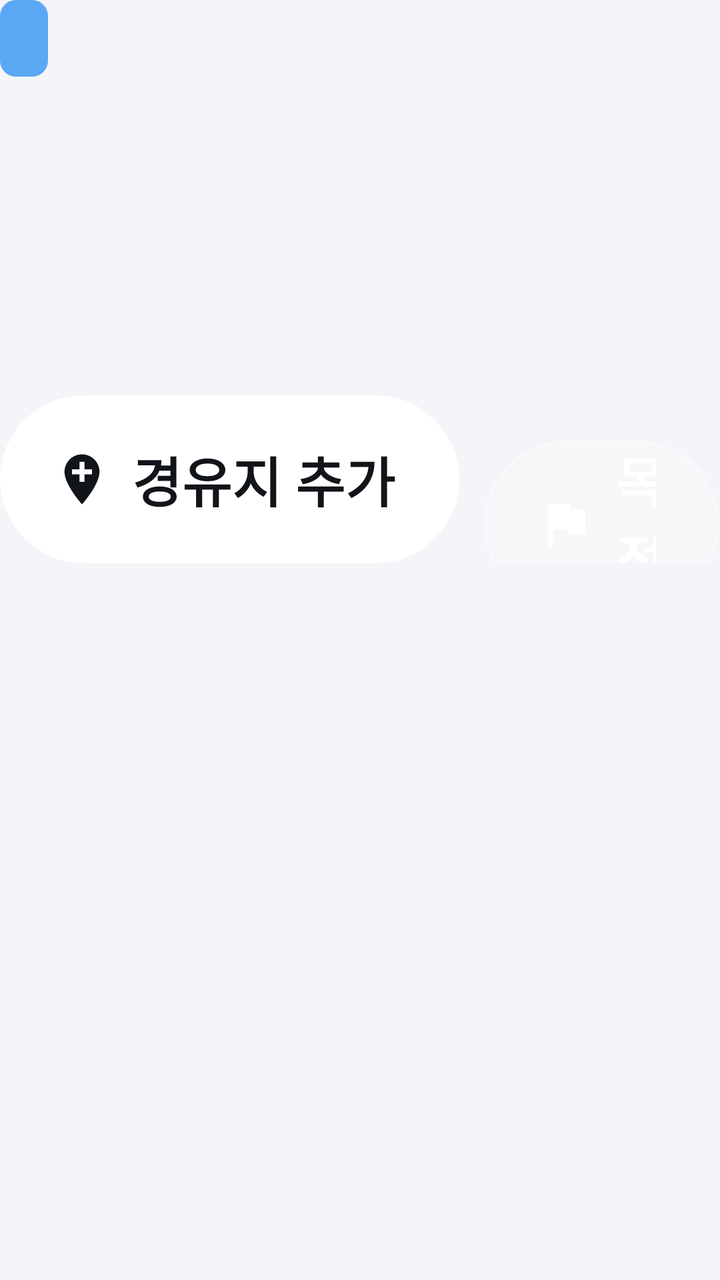
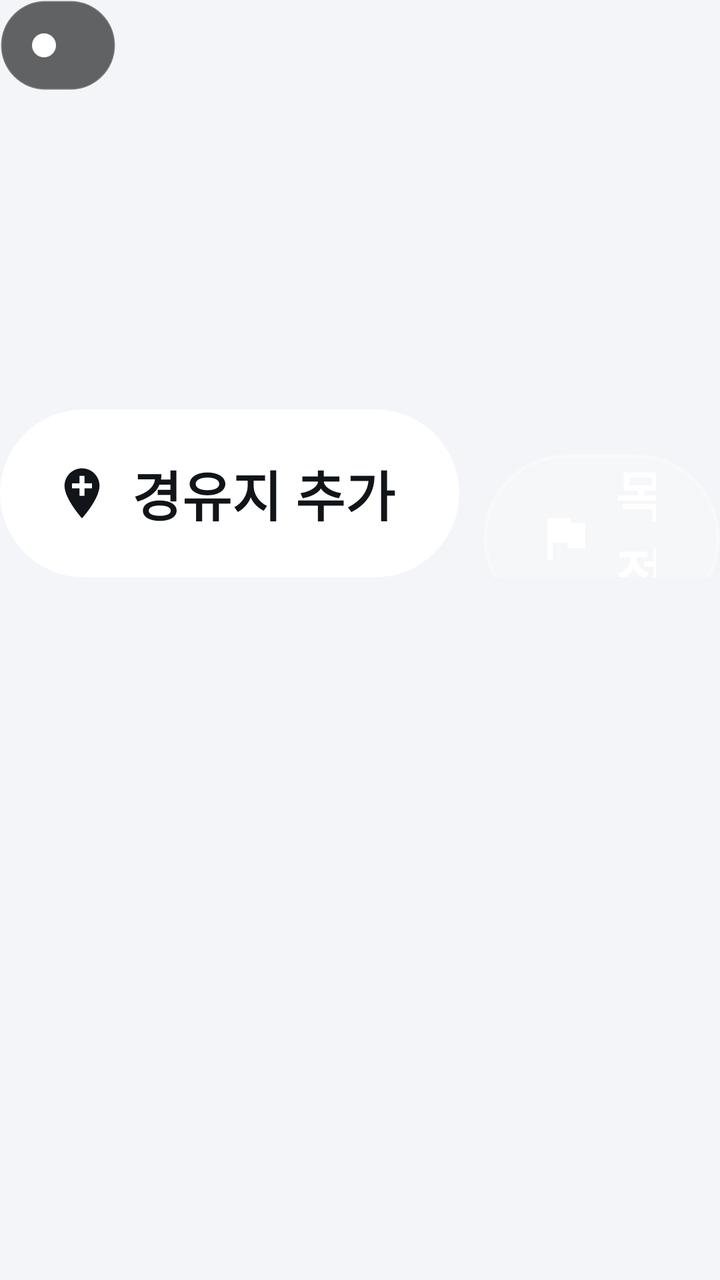

Two renders of the same Android screen: before a commit and after it. Below are the layout's source before the change and the commit's diff.
<!-- AndroidManifest.xml: application theme AppTheme -->
<!-- res/layout/detail_header.xml -->
<?xml version="1.0" encoding="utf-8"?>
<LinearLayout xmlns:android="http://schemas.android.com/apk/res/android"
    android:layout_width="match_parent"
    android:layout_height="wrap_content"
    android:orientation="vertical">

    <TextView
        android:id="@+id/badge"
        android:layout_width="wrap_content"
        android:layout_height="wrap_content"
        android:background="@drawable/badge_bg"
        android:paddingHorizontal="12dp"
        android:paddingVertical="5dp"
        android:textColor="#0B1220"
        android:textSize="21sp"
        android:textStyle="bold" />

    <TextView
        android:id="@+id/title"
        android:layout_width="match_parent"
        android:layout_height="wrap_content"
        android:layout_marginTop="12dp"
        android:ellipsize="end"
        android:maxLines="2"
        android:shadowColor="#99000000"
        android:shadowRadius="10"
        android:textColor="#FFFFFF"
        android:textSize="52sp"
        android:textStyle="bold" />

    <LinearLayout
        android:layout_width="match_parent"
        android:layout_height="wrap_content"
        android:layout_marginTop="4dp"
        android:gravity="center_vertical"
        android:orientation="horizontal">

        <ImageView
            android:id="@+id/direction"
            android:layout_width="30dp"
            android:layout_height="30dp"
            android:layout_marginEnd="8dp"
            android:importantForAccessibility="no"
            android:src="@drawable/ic_direction"
            android:visibility="gone" />

        <TextView
            android:id="@+id/subtitle"
            android:layout_width="0dp"
            android:layout_height="wrap_content"
            android:layout_weight="1"
            android:ellipsize="end"
            android:maxLines="1"
            android:shadowColor="#99000000"
            android:shadowRadius="8"
            android:textColor="#E6FFFFFF"
            android:textSize="27sp" />
    </LinearLayout>

    <HorizontalScrollView
        android:id="@+id/chipScroll"
        android:layout_width="match_parent"
        android:layout_height="wrap_content"
        android:layout_marginTop="18dp"
        android:scrollbars="none">

        <LinearLayout
            android:id="@+id/chipContainer"
            android:layout_width="wrap_content"
            android:layout_height="wrap_content"
            android:orientation="horizontal" />
    </HorizontalScrollView>

    <LinearLayout
        android:layout_width="match_parent"
        android:layout_height="wrap_content"
        android:layout_marginTop="20dp"
        android:orientation="horizontal">

        <Button
            android:id="@+id/btnWaypoint"
            style="@style/PillButton.OnPhoto"
            android:layout_width="wrap_content"
            android:drawableStart="@drawable/ic_add_location"
            android:text="경유지 추가" />

        <Button
            android:id="@+id/btnDestination"
            style="@style/PillButton.OnPhotoGlass"
            android:layout_width="wrap_content"
            android:layout_marginStart="12dp"
            android:drawableStart="@drawable/ic_flag"
            android:text="목적지로" />

        <Button
            android:id="@+id/btnCall"
            style="@style/PillButton.OnPhotoGlass"
            android:layout_width="wrap_content"
            android:layout_marginStart="12dp"
            android:drawableStart="@drawable/ic_call"
            android:text="전화" />
    </LinearLayout>

    <include layout="@layout/detail_thumbs" />
</LinearLayout>
<!-- res/layout/detail_thumbs.xml (included above) -->
<?xml version="1.0" encoding="utf-8"?>
<HorizontalScrollView xmlns:android="http://schemas.android.com/apk/res/android"
    android:id="@+id/thumbScroll"
    android:layout_width="match_parent"
    android:layout_height="wrap_content"
    android:layout_marginTop="20dp"
    android:scrollbars="none"
    android:visibility="gone">

    <LinearLayout
        android:id="@+id/thumbContainer"
        android:layout_width="wrap_content"
        android:layout_height="wrap_content"
        android:orientation="horizontal" />
</HorizontalScrollView>
<!-- resources referenced by this layout -->
<resources>
  <!-- drawable badge_bg (drawable) -->
  <?xml version="1.0" encoding="utf-8"?>
  <shape xmlns:android="http://schemas.android.com/apk/res/android">
      <solid android:color="#5BA8F5" />
      <corners android:radius="8dp" />
  </shape>
  <!-- drawable ic_add_location (drawable) -->
  <?xml version="1.0" encoding="utf-8"?>
  <vector xmlns:android="http://schemas.android.com/apk/res/android"
      android:width="30dp"
      android:height="30dp"
      android:viewportWidth="24"
      android:viewportHeight="24">
      <path
          android:fillColor="@color/on_btn_primary"
          android:pathData="M12,2C8.14,2 5,5.14 5,9c0,5.25 7,13 7,13s7,-7.75 7,-13c0,-3.86 -3.14,-7 -7,-7zM16,10h-3v3h-2v-3H8V8h3V5h2v3h3v2z" />
  </vector>
  <!-- drawable ic_direction (drawable) -->
  <?xml version="1.0" encoding="utf-8"?>
  <vector xmlns:android="http://schemas.android.com/apk/res/android"
      android:width="24dp"
      android:height="24dp"
      android:viewportWidth="24"
      android:viewportHeight="24">
      <path
          android:fillColor="#FFFFFFFF"
          android:pathData="M12,2L4.5,20.29l0.71,0.71L12,18l6.79,3 0.71,-0.71z" />
  </vector>
  <!-- drawable ic_flag (drawable) -->
  <?xml version="1.0" encoding="utf-8"?>
  <vector xmlns:android="http://schemas.android.com/apk/res/android"
      android:width="30dp"
      android:height="30dp"
      android:viewportWidth="24"
      android:viewportHeight="24">
      <path
          android:fillColor="@color/on_btn_secondary"
          android:pathData="M14.4,6L14,4H5v17h2v-7h5.6l0.4,2h7V6z" />
  </vector>
  <style name="PillButton.OnPhoto">
          <item name="android:background">@drawable/photo_primary_btn_bg</item>
          <item name="android:textColor">#111418</item>
          <item name="android:drawableTint">#111418</item>
      </style>
  <style name="PillButton.OnPhotoGlass">
          <item name="android:background">@drawable/photo_secondary_btn_bg</item>
          <item name="android:textColor">#FFFFFF</item>
          <item name="android:drawableTint">#FFFFFF</item>
      </style>
  <style name="AppTheme" parent="@android:style/Theme.DeviceDefault.DayNight">
          <item name="android:windowActionBar">false</item>
          <item name="android:windowNoTitle">true</item>
          <item name="android:windowBackground">@color/bg</item>
          <item name="android:colorAccent">@color/accent</item>
      </style>
  <color name="on_btn_primary">#FFFFFF</color>
  <color name="on_btn_secondary">#111418</color>
  <!-- drawable photo_primary_btn_bg (drawable) -->
  <?xml version="1.0" encoding="utf-8"?>
  <selector xmlns:android="http://schemas.android.com/apk/res/android">
      <item android:state_pressed="true">
          <shape>
              <solid android:color="#D9DEE5" />
              <corners android:radius="100dp" />
          </shape>
      </item>
      <item>
          <shape>
              <solid android:color="#FFFFFF" />
              <corners android:radius="100dp" />
          </shape>
      </item>
  </selector>
  <!-- drawable photo_secondary_btn_bg (drawable) -->
  <?xml version="1.0" encoding="utf-8"?>
  <selector xmlns:android="http://schemas.android.com/apk/res/android">
      <item android:state_pressed="true">
          <shape>
              <solid android:color="#4DFFFFFF" />
              <stroke android:width="1.5dp" android:color="#80FFFFFF" />
              <corners android:radius="100dp" />
          </shape>
      </item>
      <item>
          <shape>
              <solid android:color="#26FFFFFF" />
              <stroke android:width="1.5dp" android:color="#4DFFFFFF" />
              <corners android:radius="100dp" />
          </shape>
      </item>
  </selector>
  <color name="bg">#F3F5F8</color>
  <color name="accent">#5BA8F5</color>
  <!-- unchanged entries left out for length: 1 -->
</resources>

<!-- the commit's change to res/layout/detail_header.xml (unified diff, before → after) -->
@@ -9,10 +9,14 @@
         android:layout_width="wrap_content"
         android:layout_height="wrap_content"
         android:background="@drawable/badge_bg"
-        android:paddingHorizontal="12dp"
-        android:paddingVertical="5dp"
-        android:textColor="#0B1220"
-        android:textSize="21sp"
+        android:drawableStart="@drawable/badge_dot"
+        android:drawablePadding="10dp"
+        android:gravity="center_vertical"
+        android:paddingStart="16dp"
+        android:paddingEnd="20dp"
+        android:paddingVertical="8dp"
+        android:textColor="#FFFFFF"
+        android:textSize="22sp"
         android:textStyle="bold" />
 
     <TextView
<!-- resource entries referenced after the edit -->
@@ -3,8 +3,15 @@
   <!-- drawable badge_bg (drawable) -->
   <?xml version="1.0" encoding="utf-8"?>
   <shape xmlns:android="http://schemas.android.com/apk/res/android">
-      <solid android:color="#5BA8F5" />
-      <corners android:radius="8dp" />
+      <solid android:color="#99000000" />
+      <stroke android:width="1dp" android:color="#33FFFFFF" />
+      <corners android:radius="100dp" />
+  </shape>
+  <!-- drawable badge_dot (drawable) -->
+  <?xml version="1.0" encoding="utf-8"?>
+  <shape xmlns:android="http://schemas.android.com/apk/res/android" android:shape="oval">
+      <solid android:color="#FFFFFFFF" />
+      <size android:width="12dp" android:height="12dp" />
   </shape>
   <!-- drawable ic_add_location (drawable) -->
   <?xml version="1.0" encoding="utf-8"?>
